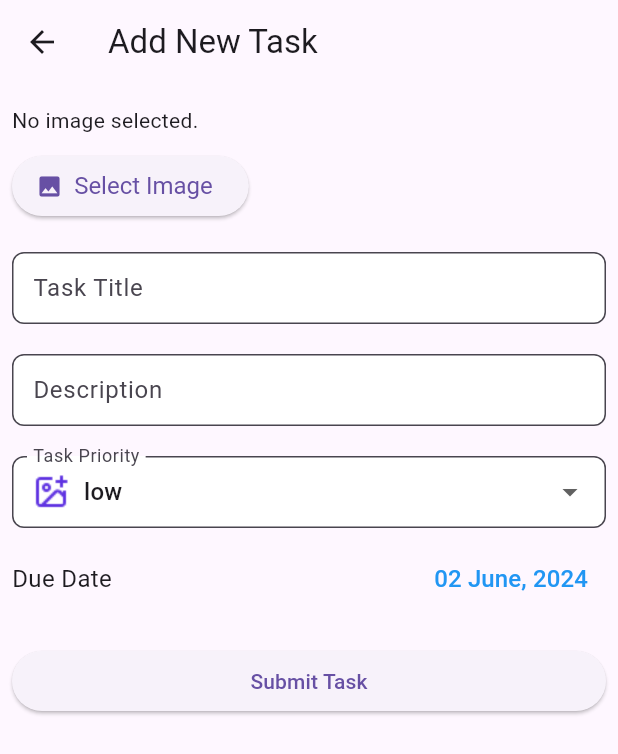
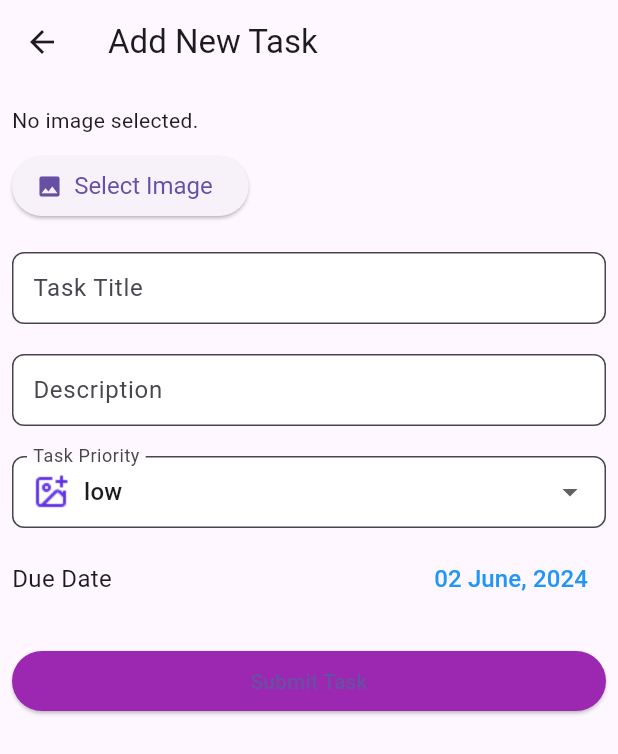
Before and after one commit to mohcenparsa/tasky_frontend, a Flutter app: the screen it shows after launch, after a tap on "Next", after a tap on the "add" icon, on a phone screen of 412 x 824 dp. Shown: the top 754 px of the screen. Run offline on Flutter 3.47's test engine with Material 3 defaults, Android fonts, the phone set to English and light mode, and no system bars; our stand-ins replace auto_size_text, device_info_plus, file_picker, image_picker, intl_phone_number_input, permission_handler and 2 more; missing offline and left inert: camera_platform_interface, confirm_dialog, qr_code_scanner; generated files the repository leaves out were written again; network calls fail; statements that could not run were skipped.

Commit message:
fix:onboarding page

```diff
--- a/lib/src/pages/create_task_page.dart
+++ b/lib/src/pages/create_task_page.dart
@@ -129,6 +129,10 @@ class CreateTaskPageState extends State<CreateTaskPage> {
                 const SizedBox(height: 20),
                 ElevatedButton(
                   onPressed: _submitForm,
+                  style: ElevatedButton.styleFrom(
+                    backgroundColor:
+                        Colors.purple, // Set button color to purple
+                  ),
                   child: const Text('Submit Task'),
                 ),
               ],
--- a/lib/src/pages/onboarding_page.dart
+++ b/lib/src/pages/onboarding_page.dart
@@ -17,25 +17,41 @@ class OnboardingPage extends StatelessWidget {
         child: Column(
           mainAxisAlignment: MainAxisAlignment.center,
           children: [
-            Image.asset(
-                'assets/images/task_art.png'), // Replace with your image
+            SizedBox(
+              height: 400, // Set a fixed height for the image
+              child: Image.asset(
+                  'assets/images/task_art.png'), // Replace with your image
+            ),
             const Padding(
               padding: EdgeInsets.all(16.0),
               child: Text(
-                'Welcome to the App!',
+                'Welcome to the Tasky App!',
                 style: TextStyle(fontSize: 24.0, fontWeight: FontWeight.bold),
               ),
             ),
             const Padding(
               padding: EdgeInsets.symmetric(horizontal: 16.0),
               child: Text(
-                'This is a brief description of your app and its functionalities.',
+                'This productive tool is designed to help you better manage your tasks project-wise conveniently!',
                 textAlign: TextAlign.center,
+                style: TextStyle(fontSize: 16.0),
+                maxLines: 3,
+                overflow: TextOverflow.ellipsis,
               ),
             ),
+            const SizedBox(height: 30),
             ElevatedButton(
               onPressed: () => _completeOnboarding(context),
-              child: const Text('Next'),
+              style: ElevatedButton.styleFrom(
+                backgroundColor: Colors.purple,
+              ),
+              child: const Padding(
+                padding: EdgeInsets.symmetric(vertical: 10.0, horizontal: 20.0),
+                child: Text(
+                  'Next',
+                  style: TextStyle(color: Colors.white),
+                ),
+              ),
             ),
           ],
         ),
```
